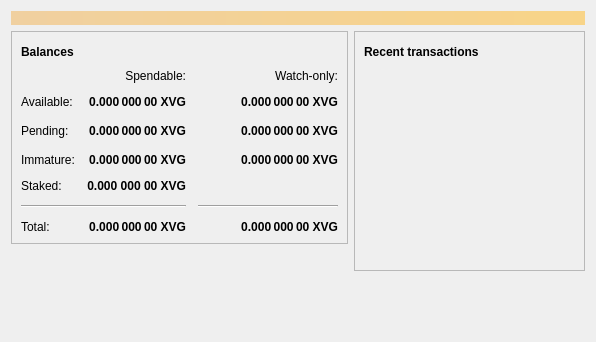
Above: src/qt/forms/overviewpage.ui from vergecurrency/verge before the change. Below: the same form after it.
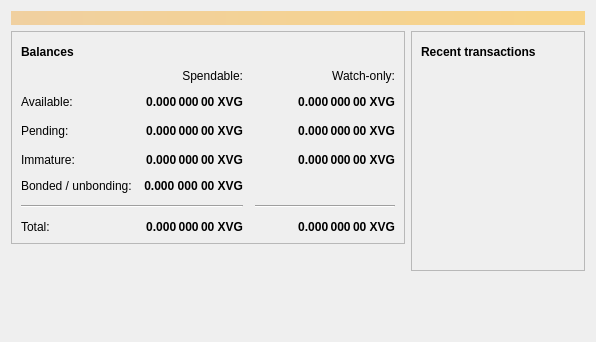
That is the form after the change. Icons and pictures are not drawn.

The edit to the form file:
```diff
--- a/src/qt/forms/overviewpage.ui
+++ b/src/qt/forms/overviewpage.ui
@@ -394,7 +394,7 @@
             <item row="4" column="0">
              <widget class="QLabel" name="labelStakedText">
               <property name="text">
-               <string>Staked:</string>
+               <string>Bonded / unbonding:</string>
               </property>
              </widget>
             </item>
```
Left out of the diff: 2 changed lines with no effect on the pictures.
